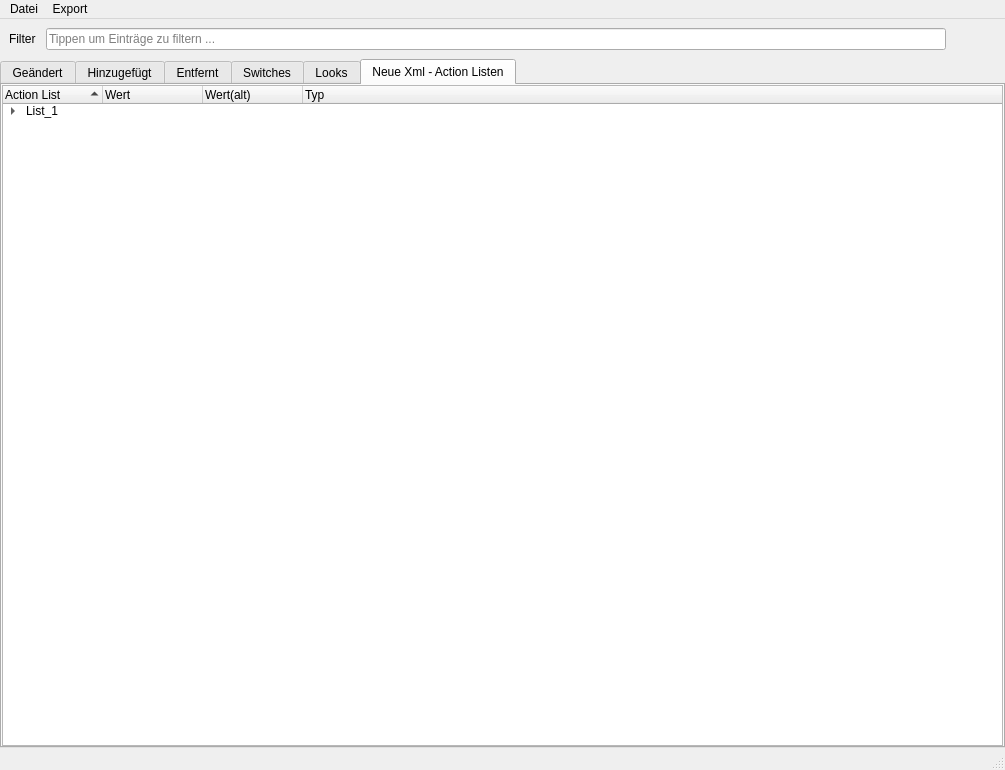
This is gui/POS_Schnuffi.ui in tappi287/RenderKnecht as Qt 5 draws it before an edit. The edited form follows.
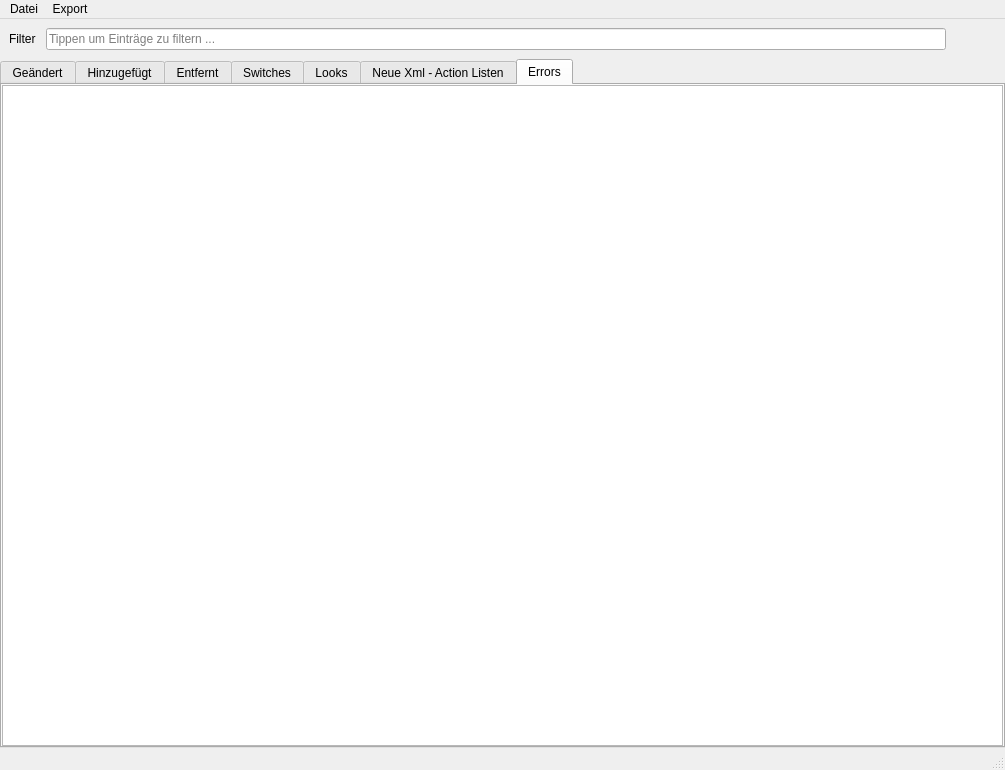
This is the edited form. Icons and pictures are not drawn.

Commit message: add consistency Xml check to POS Schnuffi

Diff of the .ui file:
```diff
--- a/gui/POS_Schnuffi.ui
+++ b/gui/POS_Schnuffi.ui
@@ -87,7 +87,7 @@
     <item>
      <widget class="QTabWidget" name="widgetTabs">
       <property name="currentIndex">
-       <number>5</number>
+       <number>6</number>
       </property>
       <widget class="QWidget" name="modifiedTab">
        <attribute name="title">
@@ -509,6 +509,31 @@
         </item>
        </layout>
       </widget>
+      <widget class="QWidget" name="errorsTab">
+       <attribute name="title">
+        <string>Errors</string>
+       </attribute>
+       <layout class="QVBoxLayout" name="verticalLayout_7">
+        <property name="spacing">
+         <number>0</number>
+        </property>
+        <property name="leftMargin">
+         <number>0</number>
+        </property>
+        <property name="topMargin">
+         <number>0</number>
+        </property>
+        <property name="rightMargin">
+         <number>0</number>
+        </property>
+        <property name="bottomMargin">
+         <number>0</number>
+        </property>
+        <item>
+         <widget class="QTextEdit" name="errorTextWidget"/>
+        </item>
+       </layout>
+      </widget>
      </widget>
     </item>
    </layout>
```
The commit also changes 6 other files.
